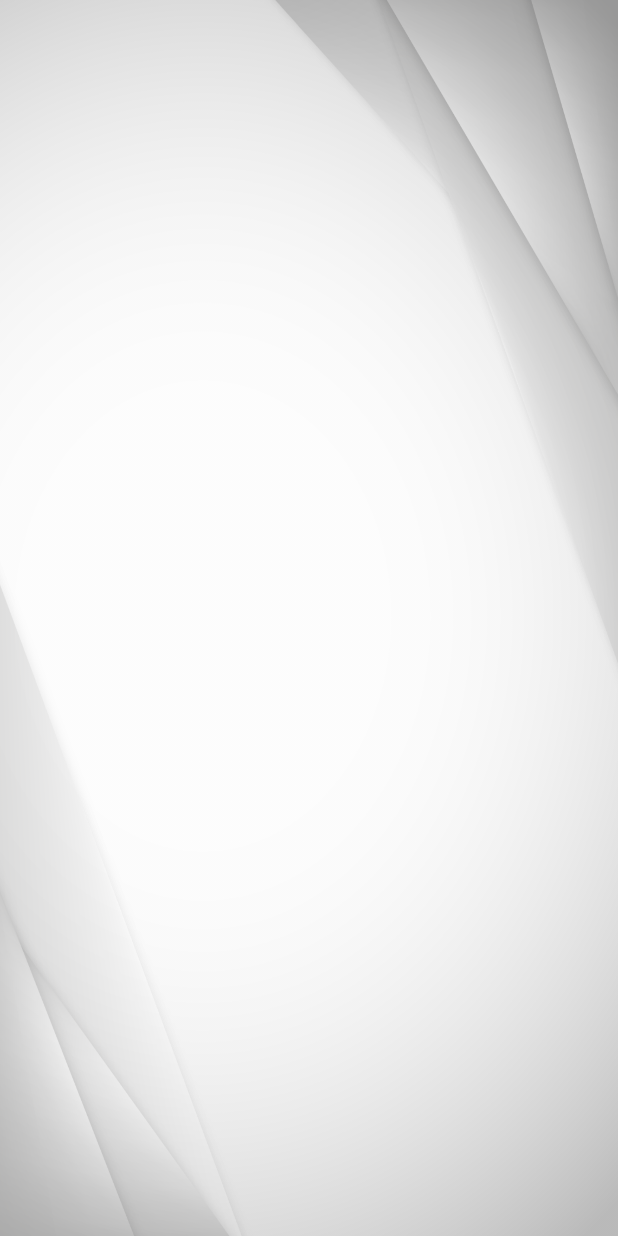
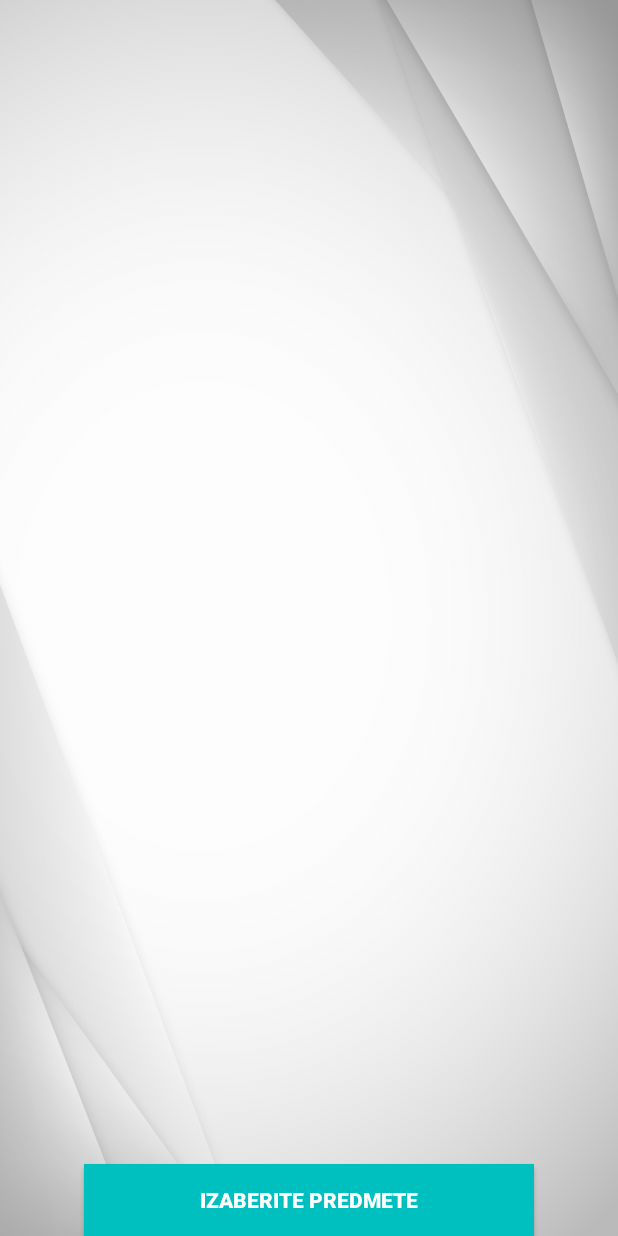
Before and after one commit to smith477/Sorry, an Android app: the ProfessorSubjectList screen opened directly, with no data from a screen before it, on a phone screen of 412 x 824 dp. Run offline under Robolectric (Android 15) with nearby library versions, the phone set to English and light mode, and no system bars; our stand-ins replace Firebase (no records; nobody signed in at launch, a user with empty details on screens opened directly).

Commit message:
Professor and student have different entry activity and can chose subject again if desired

```diff
--- a/app/src/main/java/martin/sms/LoginActivity.java
+++ b/app/src/main/java/martin/sms/LoginActivity.java
@@ -134,7 +134,7 @@ public class LoginActivity extends AppCompatActivity {
                             finish();
                         }else{
                             //Log.d(t, String.valueOf(singleSnapshot.child("subjects").hasChildren()));
-                            startActivity(new Intent(LoginActivity.this, ProfessorAllSubjectList.class));
+                            startActivity(new Intent(LoginActivity.this, ProfessorSubjectList.class));
                             finish();
                         }
                     }
@@ -167,7 +167,7 @@ public class LoginActivity extends AppCompatActivity {
                             startActivity(new Intent(LoginActivity.this, StudentSubjectList.class));
                             finish();
                         }else{
-                            startActivity(new Intent(LoginActivity.this, AllSubjectsList.class));
+                            startActivity(new Intent(LoginActivity.this, StudentSubjectList.class));
                             finish();
                             auth.getCurrentUser().updatePassword("password")
                                     .addOnCompleteListener(new OnCompleteListener<Void>() {
--- a/app/src/main/java/martin/sms/Professor/ProfessorSubjectList.java
+++ b/app/src/main/java/martin/sms/Professor/ProfessorSubjectList.java
@@ -7,9 +7,8 @@ import android.os.Bundle;
 import android.view.View;
 import android.widget.AdapterView;
 import android.widget.ArrayAdapter;
+import android.widget.Button;
 import android.widget.ListView;
-import android.widget.Toast;
-
 import com.google.firebase.auth.FirebaseAuth;
 import com.google.firebase.database.DataSnapshot;
 import com.google.firebase.database.DatabaseError;
@@ -22,6 +21,7 @@ import java.util.ArrayList;
 import java.util.HashMap;
 import java.util.Map;
 
+import martin.sms.LoginActivity;
 import martin.sms.R;
 
 public class ProfessorSubjectList extends AppCompatActivity {
@@ -32,11 +32,12 @@ public class ProfessorSubjectList extends AppCompatActivity {
     private String userID;
     private FirebaseAuth auth;
     int backButtonCount = 0;
-
+    Button btnAddSubject;
     @Override
     protected void onCreate(Bundle savedInstanceState) {
         super.onCreate(savedInstanceState);
         setContentView(R.layout.activity_professor_subject_list);
+        btnAddSubject = (Button) findViewById(R.id.btnChoseSubject);
 
         auth = FirebaseAuth.getInstance();
         if (auth.getCurrentUser() != null) {
@@ -46,6 +47,14 @@ public class ProfessorSubjectList extends AppCompatActivity {
         listview = (ListView) findViewById(R.id.listview);
         final ArrayAdapter<String> adapter = new ArrayAdapter<String>(this, android.R.layout.simple_dropdown_item_1line, list);
         listview.setAdapter(adapter);
+
+        btnAddSubject.setOnClickListener(new View.OnClickListener() {
+            @Override
+            public void onClick(View view) {
+                Intent myIntent = new Intent(ProfessorSubjectList.this, ProfessorAllSubjectList.class);
+                startActivity(myIntent);
+            }
+        });
 
         DatabaseReference reference = FirebaseDatabase.getInstance().getReference();
         Query query = reference
--- a/app/src/main/res/layout/activity_professor_subject_list.xml
+++ b/app/src/main/res/layout/activity_professor_subject_list.xml
@@ -13,5 +13,19 @@
         android:layout_alignParentBottom="true"
         android:layout_alignParentLeft="true"
         android:layout_alignParentStart="true"
-        android:layout_marginBottom="11dp" />
+        android:layout_marginBottom="11dp" >
+    </ListView>
+    <Button
+        android:id="@+id/btnChoseSubject"
+        android:layout_width="300dp"
+        android:layout_height="wrap_content"
+        android:background="@color/colorPrimary"
+        android:text="Izaberite predmete"
+        android:textColor="@android:color/white"
+        android:textStyle="bold"
+        tools:layout_editor_absoluteX="42dp"
+        tools:layout_editor_absoluteY="456dp"
+        android:layout_alignParentBottom="true"
+        android:layout_centerHorizontal="true" />
+
 </RelativeLayout>
```
Also changed, not shown: app/src/main/java/martin/sms/Student/StudentSubjectList.java (+12 -0 lines), app/src/main/res/layout/activity_student_subject_list.xml (+12 -0 lines).
